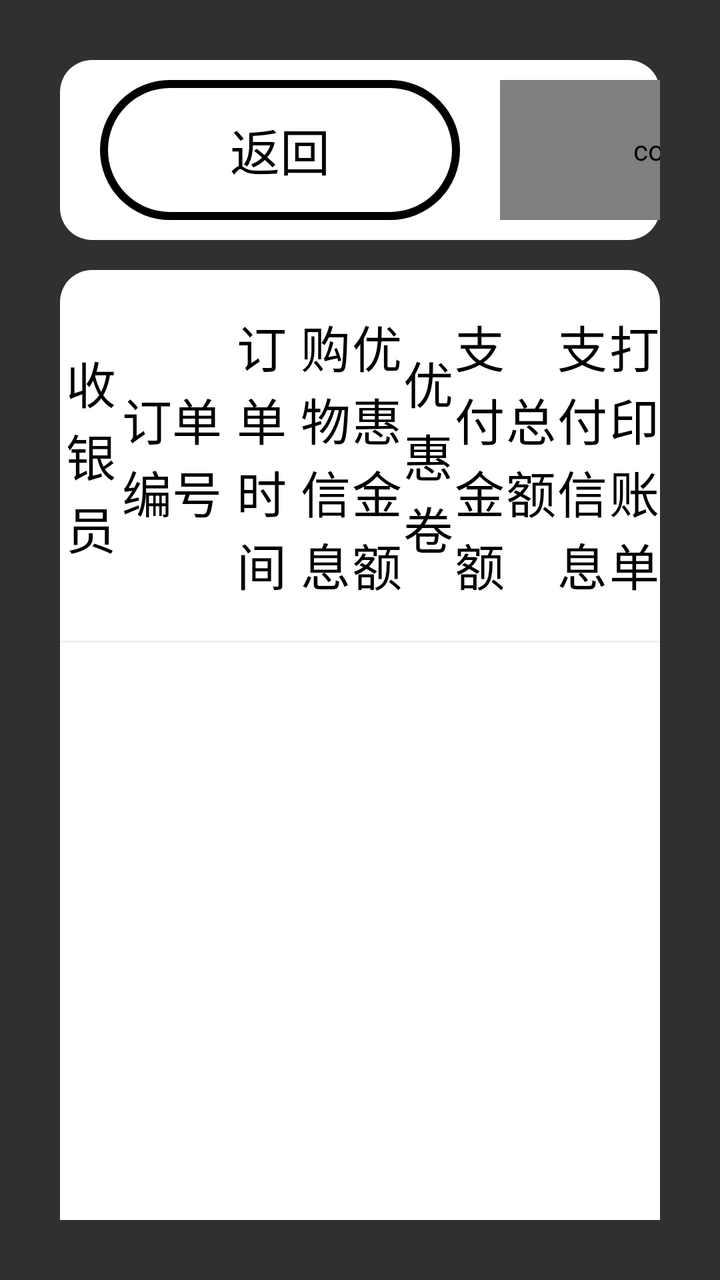
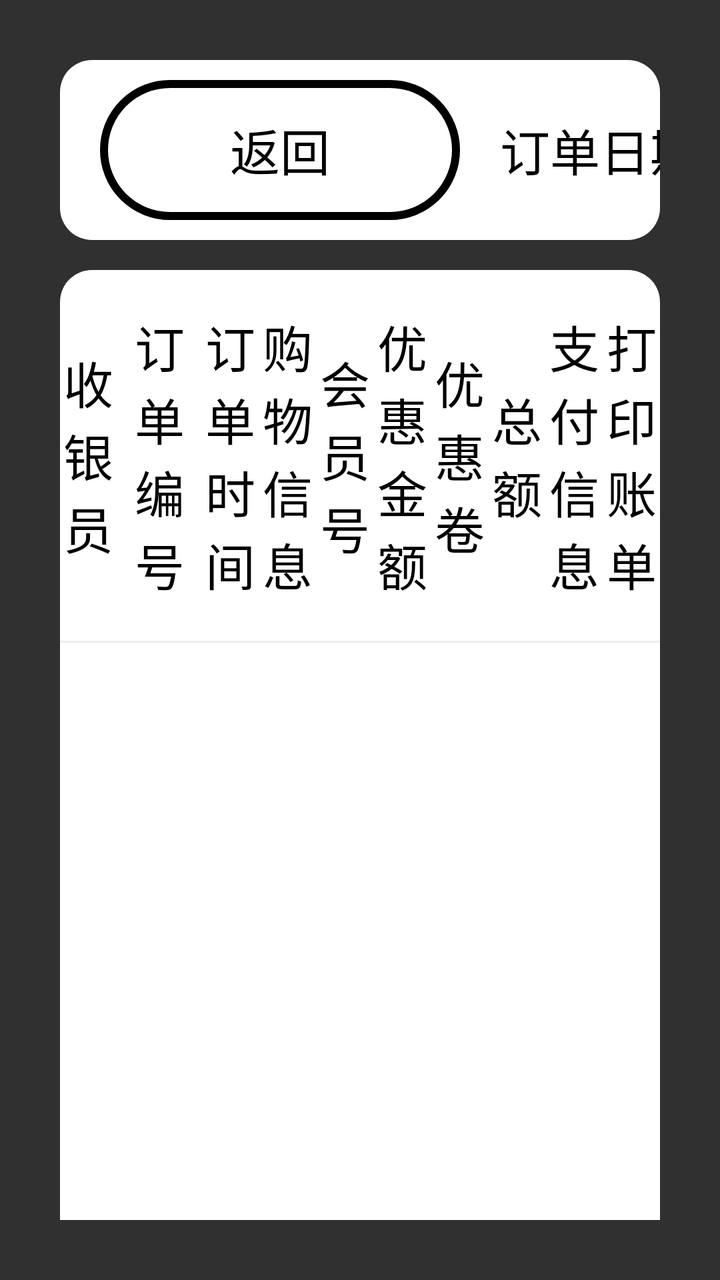

The first picture is an Android layout as it rendered before a commit; the second is the same layout after the commit. The layout source and the unified diff follow.
<!-- AndroidManifest.xml: application theme Base.Theme.UHMCS -->
<!-- res/layout/popupwindow_history_order.xml -->
<?xml version="1.0" encoding="utf-8"?>
<LinearLayout xmlns:android="http://schemas.android.com/apk/res/android"
    android:orientation="vertical"
    android:layout_width="match_parent"
    android:layout_height="match_parent"
    android:padding="30dp">
    <LinearLayout
        android:layout_width="match_parent"
        android:layout_height="90dp"
        android:orientation="horizontal"
        android:gravity="center_vertical"
        android:background="@drawable/white_bg">

        <TextView
            android:id="@+id/fanhui_btn"
            android:layout_marginLeft="20dp"
            android:layout_width="180dp"
            android:layout_height="70dp"
            android:text="@string/back"
            android:textSize="25dp"
            android:textColor="@color/black"
            android:gravity="center"
            android:background="@drawable/black_line"/>
        <TextView
            android:layout_width="wrap_content"
            android:layout_weight="1"
            android:layout_height="wrap_content"
            android:textColor="@color/black"
            android:textSize="30dp"
            android:textStyle="bold"
            android:text="@string/order_list"
            android:layout_marginLeft="20dp"/>

        <com.uhm.uhmcs.view.CustomInputTextView
            android:id="@+id/order_sn_et"
            android:layout_width="380dp"
            android:layout_height="70dp"
            android:background="@drawable/rounded_border"
            android:layout_marginRight="20dp"
            android:text=""
            android:hint="@string/enter_order_no"
            android:textColorHint="@color/black"
            android:textColor="@color/black"
            android:gravity="center_vertical"
            android:paddingLeft="30dp"
            android:textSize="25dp"/>
        <TextView
            android:layout_width="wrap_content"
            android:layout_height="wrap_content"
            android:textColor="@color/black"
            android:textSize="25dp"
            android:text="@string/order_date"
            android:layout_marginRight="20dp"/>
        <LinearLayout
            android:id="@+id/time_btn"
            android:layout_width="450dp"
            android:layout_height="70dp"
            android:orientation="horizontal"
            android:background="@drawable/rounded_border"
            android:layout_marginRight="20dp"
            android:gravity="center_vertical">

            <TextView
                android:id="@+id/starttime_tv"
                android:layout_width="0dp"
                android:layout_height="match_parent"
                android:layout_weight="1"
                android:text=""
                android:textSize="25dp"
                android:textColor="@color/black"
                android:hint="@string/start_date"
                android:textColorHint="@color/mr_gray_888"
                android:gravity="center"/>

            <TextView
                android:layout_width="wrap_content"
                android:layout_height="wrap_content"
                android:text="–"
                android:textColor="@color/black"
                android:textSize="25dp" />
            <TextView
                android:id="@+id/endtime_tv"
                android:layout_width="0dp"
                android:layout_height="match_parent"
                android:layout_weight="1"
                android:text=""
                android:textSize="25dp"
                android:textColor="@color/black"
                android:hint="@string/end_date"
                android:textColorHint="@color/mr_gray_888"
                android:gravity="center"/>

        </LinearLayout>

    </LinearLayout>

    <LinearLayout
        android:layout_width="match_parent"
        android:layout_height="match_parent"
        android:orientation="vertical"
        android:background="@drawable/white_bg"
        android:layout_marginTop="15dp">
        <LinearLayout
            android:layout_width="match_parent"
            android:layout_height="wrap_content"
            android:orientation="horizontal"
            android:paddingBottom="20dp"
            android:paddingTop="20dp"
            android:gravity="center_vertical">
            <TextView
                android:layout_width="0dp"
                android:layout_height="wrap_content"
                android:layout_weight="1.2"
                android:textSize="25dp"
                android:textColor="@color/black"
                android:text="@string/cashier"
                android:gravity="center"/>
            <TextView
                android:layout_width="0dp"
                android:layout_height="wrap_content"
                android:layout_weight="2"
                android:textSize="25dp"
                android:textColor="@color/black"
                android:text="@string/rrder_no"
                android:gravity="center"/>
            <TextView
                android:layout_width="0dp"
                android:layout_height="wrap_content"
                android:layout_weight="1.5"
                android:textSize="25dp"
                android:textColor="@color/black"
                android:text="@string/order_time1"
                android:gravity="center"/>
            <TextView
                android:layout_width="0dp"
                android:layout_height="wrap_content"
                android:layout_weight="1"
                android:textSize="25dp"
                android:textColor="@color/black"
                android:text="@string/purchased_goods"
                android:gravity="center"/>
            <TextView
                android:layout_width="0dp"
                android:layout_height="wrap_content"
                android:layout_weight="1"
                android:textSize="25dp"
                android:textColor="@color/black"
                android:text="@string/discount"
                android:gravity="center"/>
            <TextView
                android:layout_width="0dp"
                android:layout_height="wrap_content"
                android:layout_weight="1"
                android:textSize="25dp"
                android:textColor="@color/black"
                android:text="优惠卷"
                android:gravity="center"/>
            <TextView
                android:layout_width="0dp"
                android:layout_height="wrap_content"
                android:layout_weight="1"
                android:textSize="25dp"
                android:textColor="@color/black"
                android:text="@string/payment_amount"
                android:gravity="center"/>
            <TextView
                android:layout_width="0dp"
                android:layout_height="wrap_content"
                android:layout_weight="1"
                android:textSize="25dp"
                android:textColor="@color/black"
                android:text="@string/total1"
                android:gravity="center"/>
            <TextView
                android:layout_width="0dp"
                android:layout_height="wrap_content"
                android:layout_weight="1"
                android:textSize="25dp"
                android:textColor="@color/black"
                android:text="@string/payment_info"
                android:gravity="center"/>
            <TextView
                android:layout_width="0dp"
                android:layout_height="wrap_content"
                android:layout_weight="1"
                android:textSize="25dp"
                android:textColor="@color/black"
                android:text="@string/print_receipt1"
                android:gravity="center"/>

        </LinearLayout>
        <View
            android:layout_width="match_parent"
            android:layout_height="1dp"
            android:background="#ebeef5" />

        <androidx.recyclerview.widget.RecyclerView
            android:id="@+id/order_rv"
            android:layout_width="match_parent"
            android:layout_height="0dp"
            android:layout_weight="1"
            android:background="@color/white"
            android:fadeScrollbars="false"
            android:gravity="center"
            android:scrollbarFadeDuration="0"
            android:scrollbarThumbVertical="@drawable/scrollbar_vertical_thumb"
            android:scrollbars="vertical"
            android:visibility="visible" />

    </LinearLayout>

</LinearLayout>
<!-- resources referenced by this layout -->
<resources>
  <color name="black">#FF000000</color>
  <color name="mr_gray_888">#FF888888</color>
  <color name="white">#FFFFFFFF</color>
  <!-- drawable black_line (drawable) -->
  <shape xmlns:android="http://schemas.android.com/apk/res/android">
      <solid android:color="@color/white" /> 
      <corners android:radius="100dp" /> 
      <stroke android:width="4dp" android:color="@color/black" /> 
  </shape>
  <!-- drawable rounded_border (drawable) -->
  <shape xmlns:android="http://schemas.android.com/apk/res/android">
      <solid android:color="@color/white" /> 
      <corners android:radius="8dp" /> 
      <stroke android:width="2dp" android:color="@color/black" /> 
  </shape>
  <!-- drawable scrollbar_vertical_thumb (drawable) -->
  <?xml version="1.0" encoding="utf-8"?>
  <shape xmlns:android="http://schemas.android.com/apk/res/android">
      <solid android:color="@color/black60" /> 
      <size android:width="10dp" /> 
      <corners android:radius="6dp" /> 
  </shape>
  <!-- drawable white_bg (drawable) -->
  <?xml version="1.0" encoding="UTF-8"?>
  <shape xmlns:android="http://schemas.android.com/apk/res/android"
      android:shape="rectangle" >
  
      
      <solid android:color="@color/white" />
      
  
  
      
  
      
      <corners android:radius="16dp" />
      
  
  
  
  
  
  
  </shape>
  <string name="back">返回</string>
  <string name="cashier">收银员</string>
  <string name="discount">优惠金额</string>
  <string name="end_date">结束日期</string>
  <string name="enter_order_no">请输入订单编号</string>
  <string name="order_date">订单日期</string>
  <string name="order_list">订单列表</string>
  <string name="order_time1">订单时间</string>
  <string name="payment_amount">支付金额</string>
  <string name="payment_info">支付信息</string>
  <string name="print_receipt1">打印账单</string>
  <string name="purchased_goods">购物信息</string>
  <string name="rrder_no">订单编号</string>
  <string name="start_date">开始日期</string>
  <string name="total1">总额</string>
  <style name="Base.Theme.UHMCS" parent="Theme.AppCompat.NoActionBar">
          
          
          <item name="android:windowFullscreen">true</item>
          <item name="android:windowContentOverlay">@null</item>
          <item name="colorControlActivated">@color/black</item> 
      </style>
  <color name="black60">#60000000</color>
</resources>

<!-- the commit's change to res/layout/popupwindow_history_order.xml (unified diff, before → after) -->
@@ -32,6 +32,7 @@
             android:layout_marginLeft="20dp"/>
 
         <com.uhm.uhmcs.view.CustomInputTextView
+            android:visibility="gone"
             android:id="@+id/order_sn_et"
             android:layout_width="380dp"
             android:layout_height="70dp"
@@ -110,7 +111,7 @@
             <TextView
                 android:layout_width="0dp"
                 android:layout_height="wrap_content"
-                android:layout_weight="1.2"
+                android:layout_weight="1"
                 android:textSize="25dp"
                 android:textColor="@color/black"
                 android:text="@string/cashier"
@@ -118,7 +119,7 @@
             <TextView
                 android:layout_width="0dp"
                 android:layout_height="wrap_content"
-                android:layout_weight="2"
+                android:layout_weight="1.5"
                 android:textSize="25dp"
                 android:textColor="@color/black"
                 android:text="@string/rrder_no"
@@ -126,7 +127,7 @@
             <TextView
                 android:layout_width="0dp"
                 android:layout_height="wrap_content"
-                android:layout_weight="1.5"
+                android:layout_weight="1"
                 android:textSize="25dp"
                 android:textColor="@color/black"
                 android:text="@string/order_time1"
@@ -145,6 +146,14 @@
                 android:layout_weight="1"
                 android:textSize="25dp"
                 android:textColor="@color/black"
+                android:text="会员号"
+                android:gravity="center"/>
+            <TextView
+                android:layout_width="0dp"
+                android:layout_height="wrap_content"
+                android:layout_weight="1"
+                android:textSize="25dp"
+                android:textColor="@color/black"
                 android:text="@string/discount"
                 android:gravity="center"/>
             <TextView
@@ -156,6 +165,7 @@
                 android:text="优惠卷"
                 android:gravity="center"/>
             <TextView
+                android:visibility="gone"
                 android:layout_width="0dp"
                 android:layout_height="wrap_content"
                 android:layout_weight="1"
